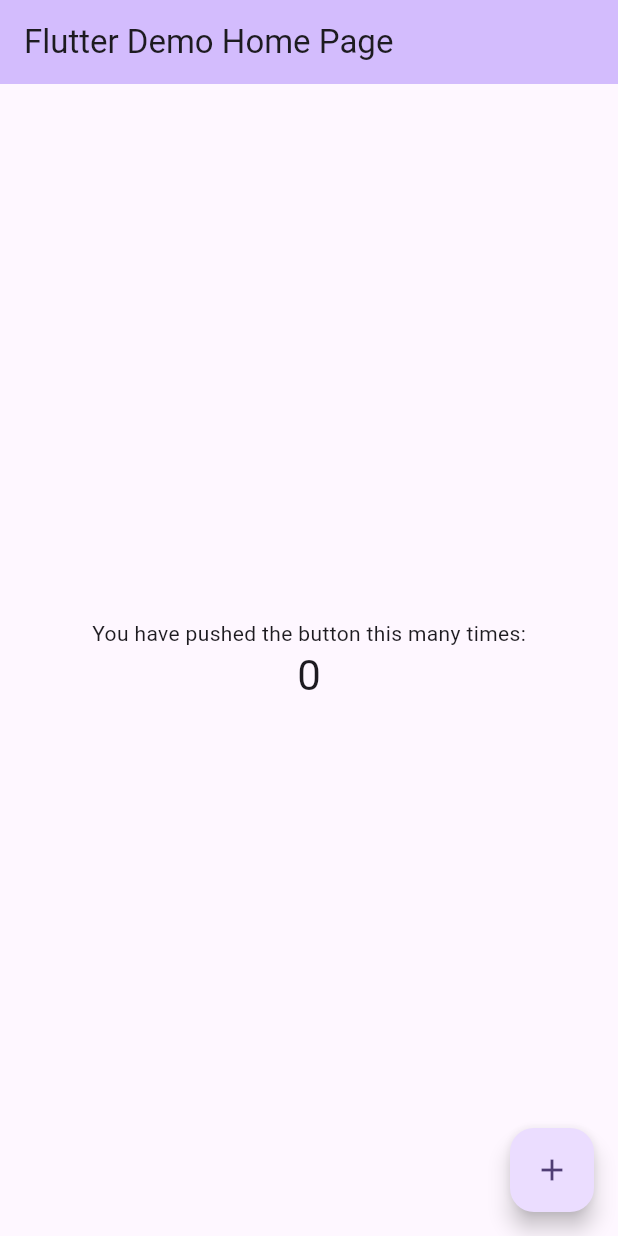
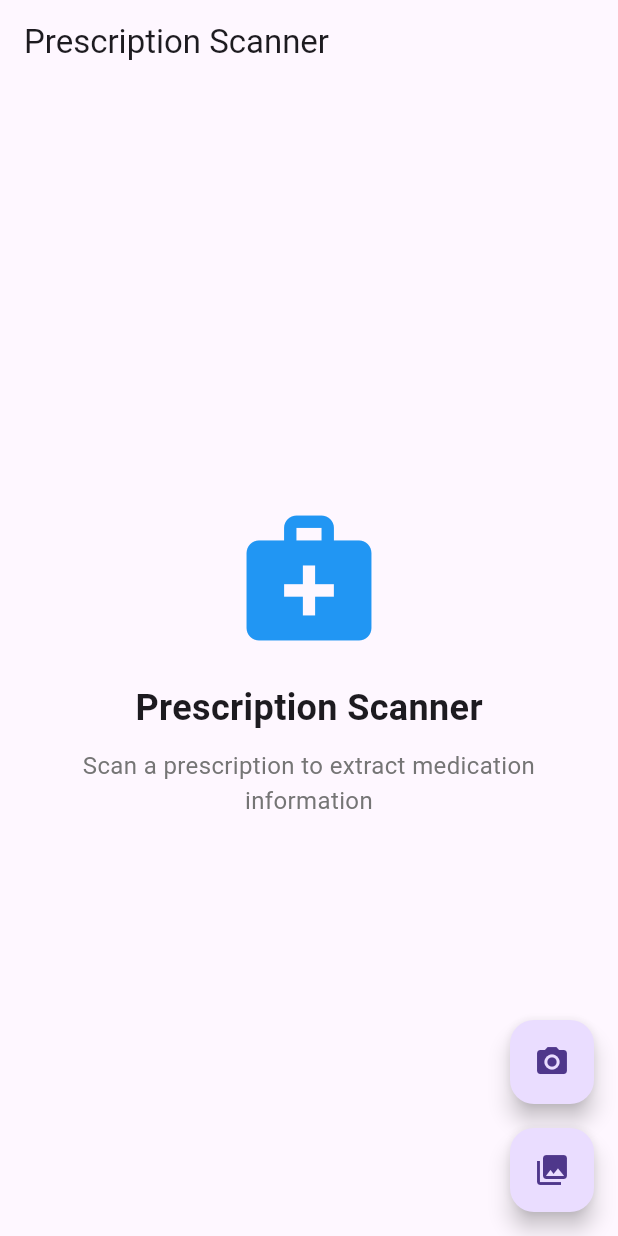
Before and after one commit to rvujji/prescriptionscanner, a Flutter app: the screen it shows after launch, on a phone screen of 412 x 824 dp. Run offline on Flutter 3.47's test engine with Material 3 defaults, Android fonts, the phone set to English and light mode, and no system bars; our stand-ins replace camera, image_picker; missing offline and left inert: google_mlkit_text_recognition.

Commit message:
scanner code

```diff
--- a/scanner/lib/main.dart
+++ b/scanner/lib/main.dart
@@ -1,122 +1,33 @@
 import 'package:flutter/material.dart';
+import 'package:camera/camera.dart';
+import 'package:image_picker/image_picker.dart';
+import 'dart:io';
 
-void main() {
-  runApp(const MyApp());
+import 'models/prescription.dart';
+import 'services/scanner_service.dart';
+import 'ui/prescription_home.dart';
+
+void main() async {
+  WidgetsFlutterBinding.ensureInitialized();
+  final cameras = await availableCameras();
+  runApp(PrescriptionScannerApp(cameras: cameras));
 }
 
-class MyApp extends StatelessWidget {
-  const MyApp({super.key});
+class PrescriptionScannerApp extends StatelessWidget {
+  final List<CameraDescription> cameras;
 
-  // This widget is the root of your application.
+  const PrescriptionScannerApp({Key? key, required this.cameras})
+    : super(key: key);
+
   @override
   Widget build(BuildContext context) {
     return MaterialApp(
-      title: 'Flutter Demo',
+      title: 'Prescription Scanner',
       theme: ThemeData(
-        // This is the theme of your application.
-        //
-        // TRY THIS: Try running your application with "flutter run". You'll see
-        // the application has a purple toolbar. Then, without quitting the app,
-        // try changing the seedColor in the colorScheme below to Colors.green
-        // and then invoke "hot reload" (save your changes or press the "hot
-        // reload" button in a Flutter-supported IDE, or press "r" if you used
-        // the command line to start the app).
-        //
-        // Notice that the counter didn't reset back to zero; the application
-        // state is not lost during the reload. To reset the state, use hot
-        // restart instead.
-        //
-        // This works for code too, not just values: Most code changes can be
-        // tested with just a hot reload.
-        colorScheme: ColorScheme.fromSeed(seedColor: Colors.deepPurple),
+        primarySwatch: Colors.blue,
+        visualDensity: VisualDensity.adaptivePlatformDensity,
       ),
-      home: const MyHomePage(title: 'Flutter Demo Home Page'),
+      home: PrescriptionHomePage(cameras: cameras),
     );
   }
 }
-
-class MyHomePage extends StatefulWidget {
-  const MyHomePage({super.key, required this.title});
-
-  // This widget is the home page of your application. It is stateful, meaning
-  // that it has a State object (defined below) that contains fields that affect
-  // how it looks.
-
-  // This class is the configuration for the state. It holds the values (in this
-  // case the title) provided by the parent (in this case the App widget) and
-  // used by the build method of the State. Fields in a Widget subclass are
-  // always marked "final".
-
-  final String title;
-
-  @override
-  State<MyHomePage> createState() => _MyHomePageState();
-}
-
-class _MyHomePageState extends State<MyHomePage> {
-  int _counter = 0;
-
-  void _incrementCounter() {
-    setState(() {
-      // This call to setState tells the Flutter framework that something has
-      // changed in this State, which causes it to rerun the build method below
-      // so that the display can reflect the updated values. If we changed
-      // _counter without calling setState(), then the build method would not be
-      // called again, and so nothing would appear to happen.
-      _counter++;
-    });
-  }
-
-  @override
-  Widget build(BuildContext context) {
-    // This method is rerun every time setState is called, for instance as done
-    // by the _incrementCounter method above.
-    //
-    // The Flutter framework has been optimized to make rerunning build methods
-    // fast, so that you can just rebuild anything that needs updating rather
-    // than having to individually change instances of widgets.
-    return Scaffold(
-      appBar: AppBar(
-        // TRY THIS: Try changing the color here to a specific color (to
-        // Colors.amber, perhaps?) and trigger a hot reload to see the AppBar
-        // change color while the other colors stay the same.
-        backgroundColor: Theme.of(context).colorScheme.inversePrimary,
-        // Here we take the value from the MyHomePage object that was created by
-        // the App.build method, and use it to set our appbar title.
-        title: Text(widget.title),
-      ),
-      body: Center(
-        // Center is a layout widget. It takes a single child and positions it
-        // in the middle of the parent.
-        child: Column(
-          // Column is also a layout widget. It takes a list of children and
-          // arranges them vertically. By default, it sizes itself to fit its
-          // children horizontally, and tries to be as tall as its parent.
-          //
-          // Column has various properties to control how it sizes itself and
-          // how it positions its children. Here we use mainAxisAlignment to
-          // center the children vertically; the main axis here is the vertical
-          // axis because Columns are vertical (the cross axis would be
-          // horizontal).
-          //
-          // TRY THIS: Invoke "debug painting" (choose the "Toggle Debug Paint"
-          // action in the IDE, or press "p" in the console), to see the
-          // wireframe for each widget.
-          mainAxisAlignment: MainAxisAlignment.center,
-          children: <Widget>[
-            const Text('You have pushed the button this many times:'),
-            Text(
-              '$_counter',
-              style: Theme.of(context).textTheme.headlineMedium,
-            ),
-          ],
-        ),
-      ),
-      floatingActionButton: FloatingActionButton(
-        onPressed: _incrementCounter,
-        tooltip: 'Increment',
-        child: const Icon(Icons.add),
-      ), // This trailing comma makes auto-formatting nicer for build methods.
-    );
-  }
-}
--- /dev/null
+++ b/scanner/lib/models/prescription.dart
@@ -0,0 +1,98 @@
+class Prescription {
+  final String id;
+  final DateTime date;
+  final String patientName;
+  final String doctorName;
+  final List<Medication> medications;
+  final String? notes;
+  final String? imagePath;
+
+  Prescription({
+    required this.id,
+    required this.date,
+    required this.patientName,
+    required this.doctorName,
+    required this.medications,
+    this.notes,
+    this.imagePath,
+  });
+
+  factory Prescription.fromJson(Map<String, dynamic> json) {
+    return Prescription(
+      id: json['id'],
+      date: DateTime.parse(json['date']),
+      patientName: json['patientName'],
+      doctorName: json['doctorName'],
+      medications:
+          (json['medications'] as List)
+              .map((item) => Medication.fromJson(item))
+              .toList(),
+      notes: json['notes'],
+      imagePath: json['imagePath'],
+    );
+  }
+
+  Map<String, dynamic> toJson() {
+    return {
+      'id': id,
+      'date': date.toIso8601String(),
+      'patientName': patientName,
+      'doctorName': doctorName,
+      'medications': medications.map((med) => med.toJson()).toList(),
+      'notes': notes,
+      'imagePath': imagePath,
+    };
+  }
+
+  Prescription copyWith({
+    String? id,
+    DateTime? date,
+    String? patientName,
+    String? doctorName,
+    List<Medication>? medications,
+    String? notes,
+    String? imagePath,
+  }) {
+    return Prescription(
+      id: id ?? this.id,
+      date: date ?? this.date,
+      patientName: patientName ?? this.patientName,
+      doctorName: doctorName ?? this.doctorName,
+      medications: medications ?? this.medications,
+      notes: notes ?? this.notes,
+      imagePath: imagePath ?? this.imagePath,
+    );
+  }
+}
+
+class Medication {
+  final String name;
+  final String dosage;
+  final String frequency;
+  final String duration;
+
+  Medication({
+    required this.name,
+    required this.dosage,
+    required this.frequency,
+    required this.duration,
+  });
+
+  factory Medication.fromJson(Map<String, dynamic> json) {
+    return Medication(
+      name: json['name'],
+      dosage: json['dosage'],
+      frequency: json['frequency'],
+      duration: json['duration'],
+    );
+  }
+
+  Map<String, dynamic> toJson() {
+    return {
+      'name': name,
+      'dosage': dosage,
+      'frequency': frequency,
+      'duration': duration,
+    };
+  }
+}
--- /dev/null
+++ b/scanner/lib/ui/prescription_home.dart
@@ -0,0 +1,160 @@
+import 'package:flutter/material.dart';
+import 'package:camera/camera.dart';
+import 'package:image_picker/image_picker.dart';
+import 'dart:io';
+
+import '../models/prescription.dart';
+import '../services/scanner_service.dart';
+import 'prescription_list.dart';
+import 'image_viewer.dart';
+
+class PrescriptionHomePage extends StatefulWidget {
+  final List<CameraDescription> cameras;
+
+  const PrescriptionHomePage({Key? key, required this.cameras})
+    : super(key: key);
+
+  @override
+  _PrescriptionHomePageState createState() => _PrescriptionHomePageState();
+}
+
+class _PrescriptionHomePageState extends State<PrescriptionHomePage> {
+  final _scanner = MLKitPrescriptionScanner();
+  final _parser = PrescriptionParser();
+  final _imagePicker = ImagePicker();
+
+  List<Prescription> _prescriptions = [];
+  bool _isLoading = false;
+
+  Future<void> _scanFromCamera() async {
+    setState(() => _isLoading = true);
+    try {
+      final image = await _imagePicker.pickImage(source: ImageSource.camera);
+      if (image != null) {
+        await _processImage(image.path);
+      }
+    } catch (e) {
+      _showError('Failed to capture image: $e');
+    } finally {
+      setState(() => _isLoading = false);
+    }
+  }
+
+  Future<void> _scanFromGallery() async {
+    setState(() => _isLoading = true);
+    try {
+      final image = await _imagePicker.pickImage(source: ImageSource.gallery);
+      if (image != null) {
+        await _processImage(image.path);
+      }
+    } catch (e) {
+      _showError('Failed to pick image: $e');
+    } finally {
+      setState(() => _isLoading = false);
+    }
+  }
+
+  Future<void> _processImage(String imagePath) async {
+    try {
+      final text = await _scanner.scanImage(imagePath);
+      if (text != null && text.isNotEmpty) {
+        final prescription = _parser.parseFromText(text);
+        setState(() {
+          _prescriptions.add(prescription.copyWith(imagePath: imagePath));
+        });
+      } else {
+        _showError('No text could be extracted from the image');
+      }
+    } catch (e) {
+      _showError('Error processing image: $e');
+    }
+  }
+
+  void _showError(String message) {
+    ScaffoldMessenger.of(context).showSnackBar(
+      SnackBar(content: Text(message), backgroundColor: Colors.red),
+    );
+  }
+
+  @override
+  Widget build(BuildContext context) {
+    return Scaffold(
+      appBar: AppBar(
+        title: const Text('Prescription Scanner'),
+        actions: [
+          if (_prescriptions.isNotEmpty)
+            IconButton(
+              icon: const Icon(Icons.list),
+              onPressed:
+                  () => Navigator.push(
+                    context,
+                    MaterialPageRoute(
+                      builder:
+                          (context) => PrescriptionListScreen(
+                            prescriptions: _prescriptions,
+                          ),
+                    ),
+                  ),
+            ),
+        ],
+      ),
+      body:
+          _isLoading
+              ? const Center(child: CircularProgressIndicator())
+              : _buildScannerUI(),
+      floatingActionButton:
+          _isLoading
+              ? null
+              : Column(
+                mainAxisAlignment: MainAxisAlignment.end,
+                children: [
+                  FloatingActionButton(
+                    heroTag: 'camera',
+                    onPressed: _scanFromCamera,
+                    tooltip: 'Scan from Camera',
+                    child: const Icon(Icons.camera_alt),
+                  ),
+                  const SizedBox(height: 16),
+                  FloatingActionButton(
+                    heroTag: 'gallery',
+                    onPressed: _scanFromGallery,
+                    tooltip: 'Scan from Gallery',
+                    child: const Icon(Icons.photo_library),
+                  ),
+                ],
+              ),
+    );
+  }
+
+  Widget _buildScannerUI() {
+    return Center(
+      child: Column(
+        mainAxisAlignment: MainAxisAlignment.center,
+        children: [
+          const Icon(Icons.medical_services, size: 100, color: Colors.blue),
+          const SizedBox(height: 20),
+          const Text(
+            'Prescription Scanner',
+            style: TextStyle(fontSize: 24, fontWeight: FontWeight.bold),
+          ),
+          const SizedBox(height: 10),
+          Padding(
+            padding: const EdgeInsets.symmetric(horizontal: 40),
+            child: Text(
+              'Scan a prescription to extract medication information',
+              textAlign: TextAlign.center,
+              style: TextStyle(fontSize: 16, color: Colors.grey[600]),
+            ),
+          ),
+          if (_prescriptions.isNotEmpty) ...[
+            const SizedBox(height: 30),
+            Text(
+              '${_prescriptions.length} prescription(s) scanned',
+              style: const TextStyle(fontSize: 16),
+            ),
+          ],
+        ],
+      ),
+    );
+  }
+}
```
Also changed, not shown: scanner/lib/services/scanner_service.dart (added, +64 -0 lines), scanner/lib/ui/image_viewer.dart (added, +17 -0 lines), scanner/lib/ui/prescription_list.dart (added, +87 -0 lines), scanner/pubspec.yaml (+8 -71 lines), scanner/pubspec.lock, 5 other files.
